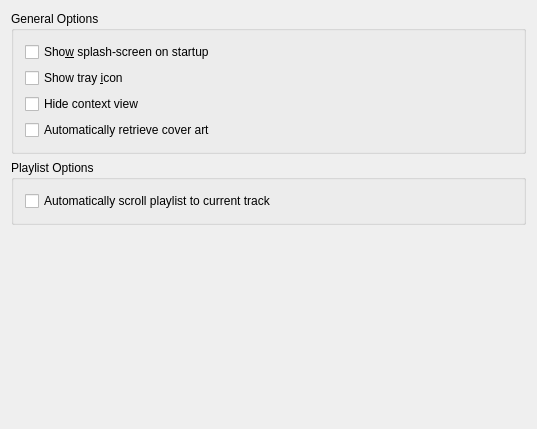
Qt form src/configdialog/dialogs/GeneralConfig.ui (netrunner-debian-kde-extras/amarok) before a commit.
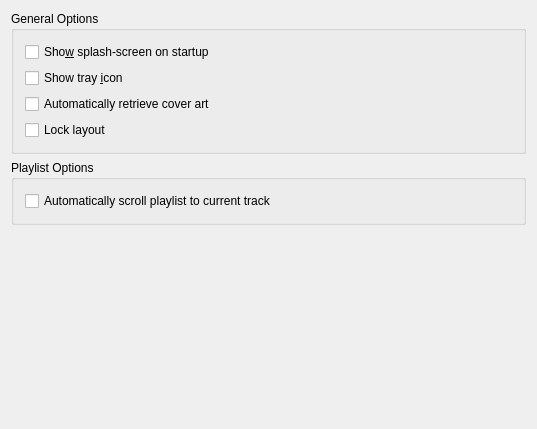
The same form after that commit.

The edit to the form file:
```diff
--- a/src/configdialog/dialogs/GeneralConfig.ui
+++ b/src/configdialog/dialogs/GeneralConfig.ui
@@ -43,23 +43,17 @@
         </property>
        </widget>
       </item>
-      <item row="3" column="0">
+      <item row="2" column="0">
        <widget class="QCheckBox" name="kcfg_AutoGetCoverArt">
         <property name="text">
          <string>Automatically retrieve cover art</string>
         </property>
        </widget>
       </item>
-      <item row="2" column="0">
-       <widget class="QCheckBox" name="kcfg_HideContextView">
-        <property name="toolTip">
-         <string>Check to hide the context view.</string>
-        </property>
-        <property name="whatsThis">
-         <string>Check to hide the context view.</string>
-        </property>
+      <item row="3" column="0">
+       <widget class="QCheckBox" name="kcfg_LockLayout">
         <property name="text">
-         <string>Hide context view</string>
+         <string>Lock layout</string>
         </property>
        </widget>
       </item>
```
